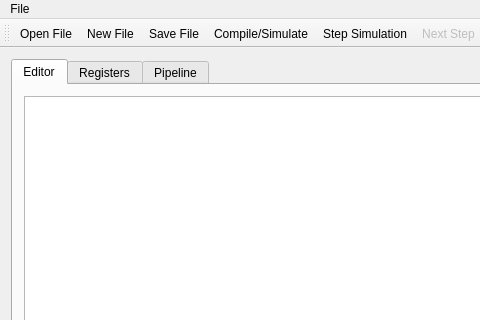
Old version of the form MPSimulator/mainwindow.ui in the repository olasalem/MPS; both pictures show x 0 to 480 and y 0 to 320 of the 597 by 462 pixel window.
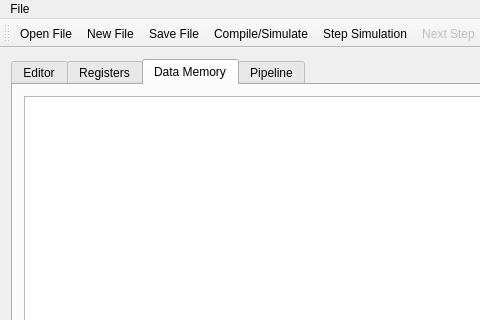
New version of the form. Icons and pictures are not drawn.

Commit message: Data Memory Integrated

Patch:
```diff
--- a/MPSimulator/mainwindow.ui
+++ b/MPSimulator/mainwindow.ui
@@ -24,7 +24,7 @@
     <item row="0" column="0">
      <widget class="QTabWidget" name="tabWidget">
       <property name="currentIndex">
-       <number>0</number>
+       <number>2</number>
       </property>
       <widget class="QWidget" name="Editor">
        <attribute name="title">
@@ -70,6 +70,16 @@
         </item>
        </layout>
       </widget>
+      <widget class="QWidget" name="data">
+       <attribute name="title">
+        <string>Data Memory</string>
+       </attribute>
+       <layout class="QGridLayout" name="gridLayout_4">
+        <item row="0" column="0">
+         <widget class="QTableWidget" name="dataMemTable"/>
+        </item>
+       </layout>
+      </widget>
       <widget class="QWidget" name="Pipeline">
        <attribute name="title">
         <string>Pipeline</string>
```
The commit also changes 11 other files.
